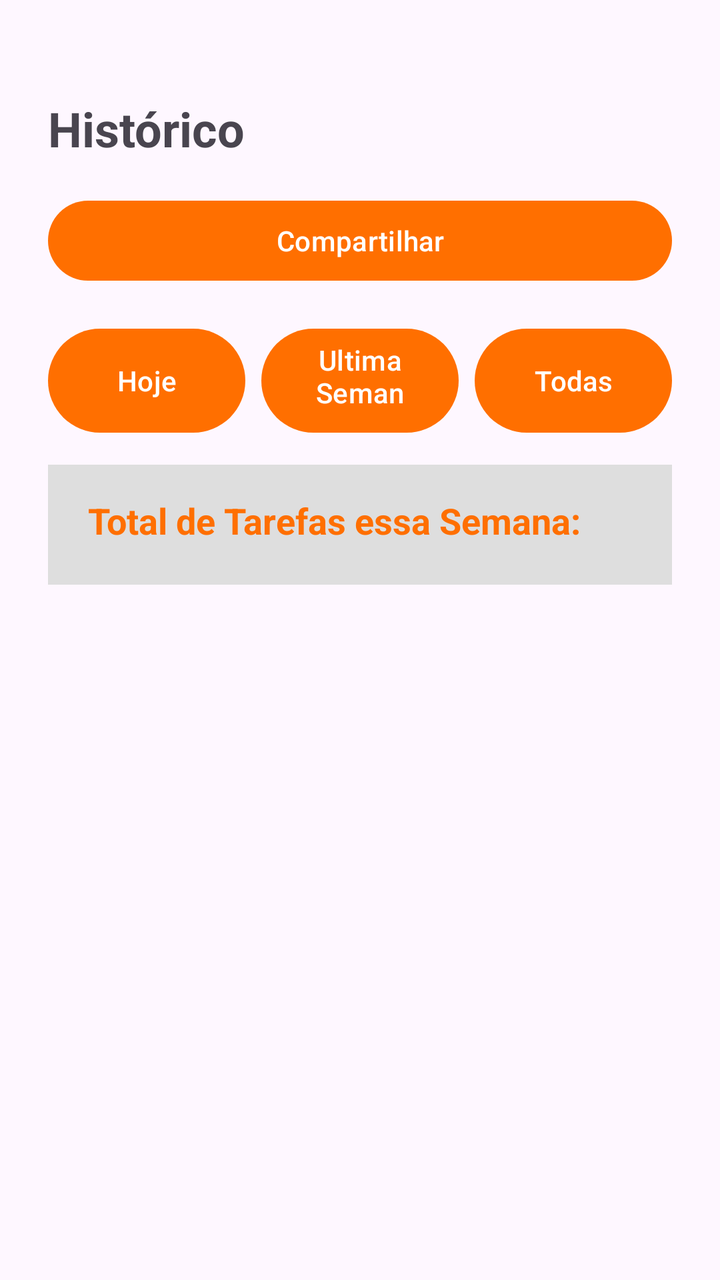
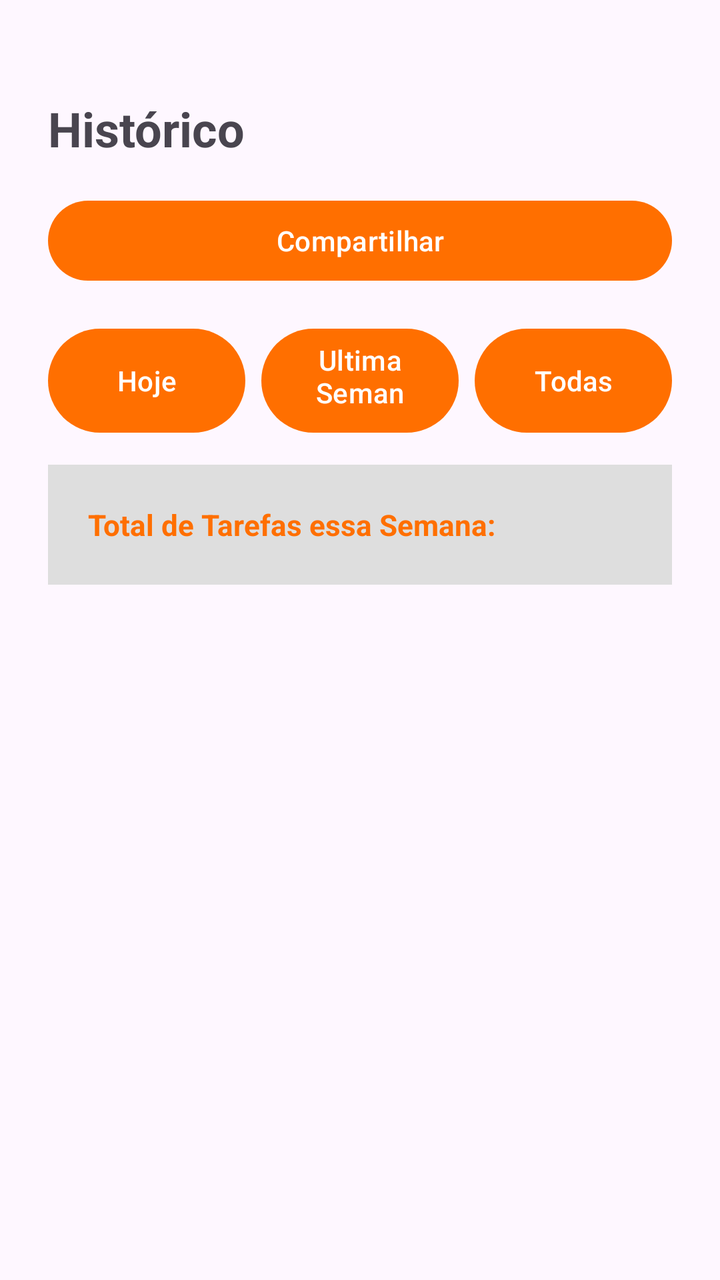

Two renders of the same Android screen: before a commit and after it. Below are the layout's source before the change and the commit's diff.
<!-- AndroidManifest.xml: application theme Theme.FocusZone -->
<!-- res/layout/activity_historico.xml -->
<?xml version="1.0" encoding="utf-8"?>
<androidx.constraintlayout.widget.ConstraintLayout xmlns:android="http://schemas.android.com/apk/res/android"
    xmlns:app="http://schemas.android.com/apk/res-auto"
    xmlns:tools="http://schemas.android.com/tools"
    android:layout_width="match_parent"
    android:layout_height="match_parent"
    android:padding="24dp">

    <com.google.android.material.textview.MaterialTextView
        android:id="@+id/tituloHistoricoText"
        android:layout_width="wrap_content"
        android:layout_height="wrap_content"
        android:text="@string/titulo_historico"
        android:textSize="24sp"
        android:textStyle="bold"
        app:layout_constraintTop_toTopOf="parent"
        app:layout_constraintStart_toStartOf="parent"
        android:layout_marginTop="24dp"/>

    <com.google.android.material.button.MaterialButton
        android:id="@+id/compartilharButton"
        android:layout_width="0dp"
        android:layout_height="wrap_content"
        android:text="@string/btn_compartilhar"
        app:layout_constraintTop_toBottomOf="@id/tituloHistoricoText"
        app:layout_constraintStart_toStartOf="parent"
        app:layout_constraintEnd_toEndOf="parent"
        android:layout_marginTop="16dp"/>

    <com.google.android.material.button.MaterialButton
        android:id="@+id/hojeButton"
        android:layout_width="0dp"
        android:layout_height="60dp"
        android:layout_marginTop="16dp"
        android:layout_marginEnd="8dp"
        android:text="@string/btn_hoje"
        app:layout_constraintEnd_toStartOf="@id/ultimaSemanaButton"
        app:layout_constraintHorizontal_chainStyle="spread"
        app:layout_constraintStart_toStartOf="parent"
        app:layout_constraintTop_toBottomOf="@id/compartilharButton" />

    <com.google.android.material.button.MaterialButton
        android:id="@+id/todasButton"
        android:layout_width="0dp"
        android:layout_height="60dp"
        android:layout_marginStart="8dp"
        android:layout_marginTop="16dp"
        android:text="@string/btn_todas"
        app:layout_constraintEnd_toEndOf="parent"
        app:layout_constraintStart_toEndOf="@id/ultimaSemanaButton"
        app:layout_constraintTop_toBottomOf="@id/compartilharButton" />

    <com.google.android.material.button.MaterialButton
        android:id="@+id/ultimaSemanaButton"
        android:text="@string/ultima_semana"
        android:layout_width="0dp"
        android:layout_height="60dp"
        android:layout_marginTop="16dp"
        app:layout_constraintEnd_toStartOf="@+id/todasButton"
        app:layout_constraintStart_toEndOf="@+id/hojeButton"
        app:layout_constraintTop_toBottomOf="@+id/compartilharButton" />

    <androidx.appcompat.widget.AppCompatAutoCompleteTextView
        android:id="@+id/totalTarefasNaSemana"
        android:text="@string/total_de_tarefas_essa_semana"
        android:textColor="@color/focusPrimary"
        android:backgroundTint="@color/tarefas_semana_background"
        android:outlineSpotShadowColor="@color/focusPrimary"
        android:outlineAmbientShadowColor="@color/focusPrimary"
        android:background="@color/ic_launcher_background"
        android:layout_width="0dp"
        android:layout_height="60dp"
        app:layout_constraintBottom_toTopOf="@+id/historicoRecyclerView"
        app:layout_constraintEnd_toEndOf="parent"
        app:layout_constraintStart_toStartOf="parent"
        app:layout_constraintTop_toBottomOf="@+id/hojeButton"
        android:layout_marginTop="12dp"
        android:padding="20dp"
        android:textStyle="bold"
        android:autoSizeTextType="uniform"
        />

    <androidx.recyclerview.widget.RecyclerView
        android:id="@+id/historicoRecyclerView"
        android:layout_width="0dp"
        android:layout_height="0dp"
        android:layout_marginTop="16dp"
        app:layout_constraintBottom_toBottomOf="parent"
        app:layout_constraintEnd_toEndOf="parent"
        app:layout_constraintStart_toStartOf="parent"
        app:layout_constraintTop_toBottomOf="@id/totalTarefasNaSemana" />

</androidx.constraintlayout.widget.ConstraintLayout>
<!-- resources referenced by this layout -->
<resources>
  <color name="focusPrimary">#FF6F00</color>
  <color name="ic_launcher_background">#3DDC84</color>
  <color name="tarefas_semana_background">#dedede</color>
  <string name="btn_compartilhar">Compartilhar</string>
  <string name="btn_hoje">Hoje</string>
  <string name="btn_todas">Todas</string>
  <string name="titulo_historico">Histórico</string>
  <string name="total_de_tarefas_essa_semana">Total de Tarefas essa Semana:</string>
  <string name="ultima_semana">Ultima Semana</string>
  <style name="Theme.FocusZone" parent="Base.Theme.FocusZone" />
  <style name="Base.Theme.FocusZone" parent="Theme.Material3.DayNight.NoActionBar">
          
          <item name="colorPrimary">@color/focusPrimary</item>
      </style>
</resources>

<!-- the commit's change to res/layout/activity_historico.xml (unified diff, before → after) -->
@@ -60,7 +60,8 @@
         app:layout_constraintStart_toEndOf="@+id/hojeButton"
         app:layout_constraintTop_toBottomOf="@+id/compartilharButton" />
 
-    <androidx.appcompat.widget.AppCompatAutoCompleteTextView
+
+    <androidx.appcompat.widget.AppCompatTextView
         android:id="@+id/totalTarefasNaSemana"
         android:text="@string/total_de_tarefas_essa_semana"
         android:textColor="@color/focusPrimary"
@@ -70,6 +71,7 @@
         android:background="@color/ic_launcher_background"
         android:layout_width="0dp"
         android:layout_height="60dp"
+        android:focusable="false"
         app:layout_constraintBottom_toTopOf="@+id/historicoRecyclerView"
         app:layout_constraintEnd_toEndOf="parent"
         app:layout_constraintStart_toStartOf="parent"
